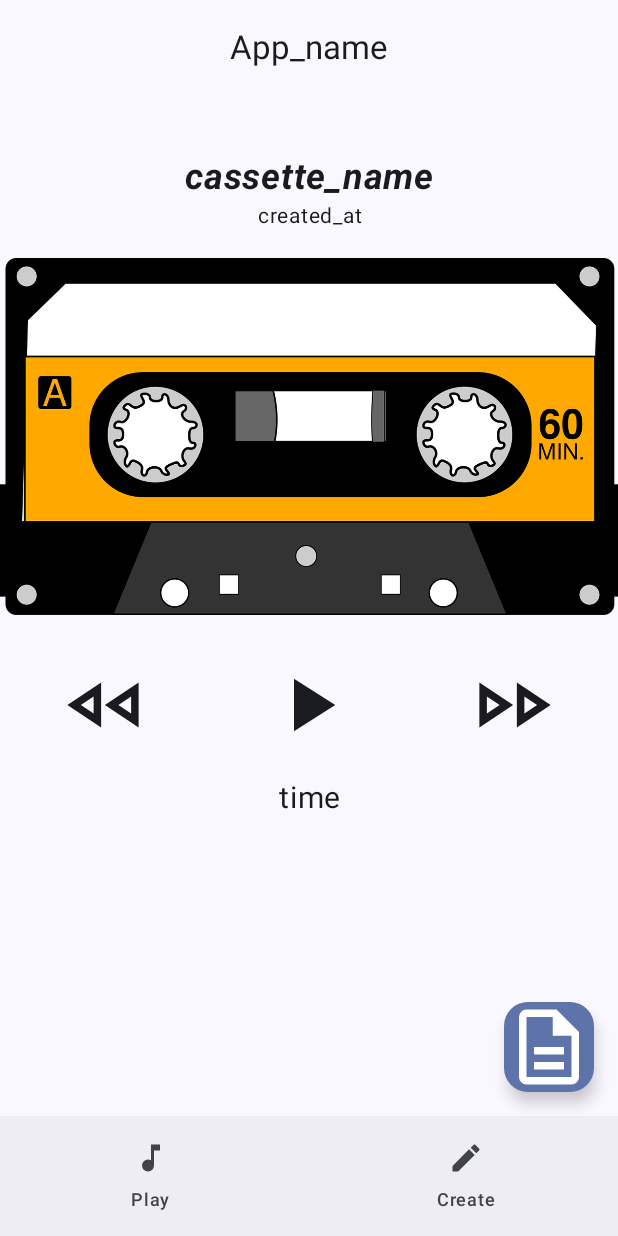
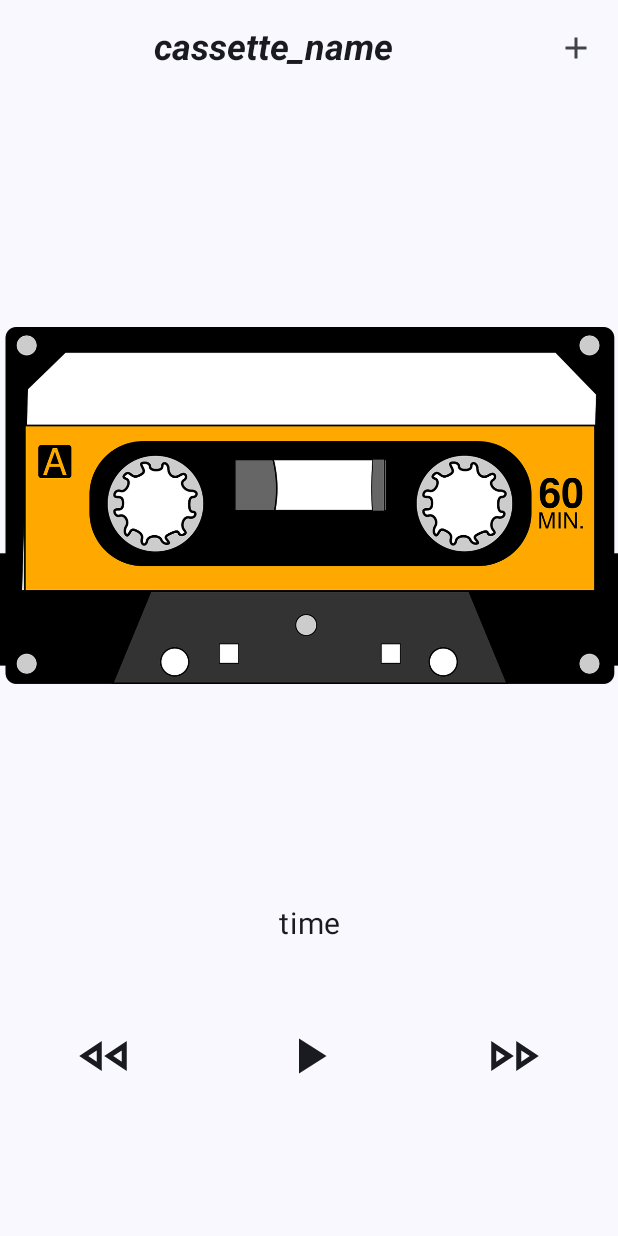
Before and after one commit to DeNA-Autumn-Hackathon2024-b/frontend, an Android app built with Jetpack Compose: the screen it shows after launch (MainActivity), on a phone screen of 412 x 824 dp. Run offline under Robolectric (Android 15) with nearby library versions, the phone set to English and light mode, and no system bars; our stand-ins replace Dagger/Hilt's generated code.

```diff
--- a/app/src/main/java/com/dena/autum_hackathon_b/cassette/feature/play/PlayScreen.kt
+++ b/app/src/main/java/com/dena/autum_hackathon_b/cassette/feature/play/PlayScreen.kt
@@ -7,9 +7,11 @@ import androidx.compose.foundation.layout.Row
 import androidx.compose.foundation.layout.Spacer
 import androidx.compose.foundation.layout.fillMaxSize
 import androidx.compose.foundation.layout.fillMaxWidth
+import androidx.compose.foundation.layout.height
 import androidx.compose.foundation.layout.padding
 import androidx.compose.foundation.layout.size
 import androidx.compose.material.icons.Icons
+import androidx.compose.material.icons.filled.Add
 import androidx.compose.material.icons.filled.Edit
 import androidx.compose.material.icons.filled.PlayArrow
 import androidx.compose.material3.BottomAppBar
@@ -17,6 +19,8 @@ import androidx.compose.material3.CenterAlignedTopAppBar
 import androidx.compose.material3.ExperimentalMaterial3Api
 import androidx.compose.material3.FloatingActionButton
 import androidx.compose.material3.Icon
+import androidx.compose.material3.IconButton
+import androidx.compose.material3.IconToggleButton
 import androidx.compose.material3.NavigationBar
 import androidx.compose.material3.NavigationBarItem
 import androidx.compose.material3.Scaffold
@@ -60,96 +64,87 @@ fun PlayScreen(modifier: Modifier = Modifier, screenState: PlayScreenState) {
         modifier = Modifier.fillMaxSize(),
         topBar = {
             CenterAlignedTopAppBar(
-            title = {Text("App_name")},
-            modifier = Modifier,
-            )
-        },
-        bottomBar = {
-            NavigationBar {
-                NavigationBarItem(
-                    selected = false,
-                    onClick = {/*TODO:ここでPlay_screenへのナビゲーション行う*/},
-                    icon = { Icon(
-                        painter = painterResource(id = R.drawable.music_note),
-                        contentDescription = "play"
-                        ) },
-                    modifier = Modifier,
-                    label = {Text("Play")},
-                )
-                NavigationBarItem(
-                    selected = false,
-                    onClick = {/*TODO:ここでCreate_screenへのナビゲーション行う*/},
-                    icon = {Icon(Icons.Default.Edit, "create")},
-                    modifier = Modifier,
-                    label = {Text("Create")},
-                    )
-            }
-        },
-        floatingActionButton = {
-            FloatingActionButton(
-                onClick = {/* TODO: 後でセトリの表示 */},
-                modifier = Modifier,
-            ) {
-                Icon(
-                    painter = painterResource(id = R.drawable.description),
-                    contentDescription = "description",
-                    modifier = Modifier.size(60.dp),
-                )
-            }
-        }
-    ) { innerPadding ->
-        Column(
-            modifier = Modifier.padding(innerPadding)
-                .padding(top = 40.dp)
-        ) {
-            Text(
+                title = { Text(
                     text = "cassette_name",
                     modifier = Modifier.fillMaxWidth(),
                     fontSize = 24.sp,
                     fontStyle = FontStyle.Italic,
                     fontWeight = FontWeight.Bold,
                     textAlign = TextAlign.Center,
+                ) },
+                actions = { IconButton(
+                    onClick = {}
+                ) {
+                    Icon(Icons.Default.Add, "Create_screen")
+                }
+                }
             )
+        },
+    ) { innerPadding ->
+        Column(
+            modifier = Modifier.padding(innerPadding)
+                .padding(top = 40.dp)
+                .fillMaxSize()
+        ) {
+            /*
             Text(
                 text = "created_at",
                 modifier = Modifier.fillMaxWidth(),
                 fontSize = 14.sp,
                 textAlign = TextAlign.Center,
             )
+             */
             Image(
                 painter = painterResource(id = R.drawable.cassette_image),
                 contentDescription = "Figure Image",
                 modifier = Modifier
-                    .fillMaxWidth() // 必要に応じてサイズを指定
+                    .fillMaxWidth()
+                    .weight(1f)
                     .padding(top = 16.dp, bottom = 30.dp)
             )
+
+            Text(
+                text = "time",
+                modifier = Modifier.fillMaxWidth()
+                    .weight(0.2f)
+                    .padding(top = 20.dp),
+                fontSize = 20.sp,
+                textAlign = TextAlign.Center,
+            )
+
             Row(
-                modifier = Modifier.fillMaxWidth(),
+                modifier = Modifier.fillMaxWidth()
+                    .weight(0.3f),
                 horizontalArrangement = Arrangement.SpaceAround,
             ){
+                IconButton(
+                    onClick = { /* TODO: 巻き戻しボタンの挙動*/ }
+                ) {
                     Icon(
                         painter = painterResource(id = R.drawable.fast_rewind),
                         contentDescription = "rewind",
                         modifier = Modifier.size(60.dp),
                     )
+                }
+                IconButton(
+                    onClick = { /* TODO: 再生ボタンの挙動*/ }
+                ) {
                     Icon(
                         Icons.Default.PlayArrow,
                         "play",
                         modifier = Modifier.size(60.dp),
                     )
+                }
+                IconButton(
+                    onClick = { /* TODO: 早送りボタンの挙動*/ }
+                ) {
                     Icon(
                         painter = painterResource(id = R.drawable.fast_forward),
                         contentDescription = "forward",
                         modifier = Modifier.size(60.dp),
                     )
                 }
-            Text(
-                text = "time",
-                modifier = Modifier.fillMaxWidth()
-                    .padding(top = 20.dp),
-                fontSize = 20.sp,
-                textAlign = TextAlign.Center,
-            )
+            }
         }
     }
 }
```
Lines whose indentation alone changed are shown as unchanged.
